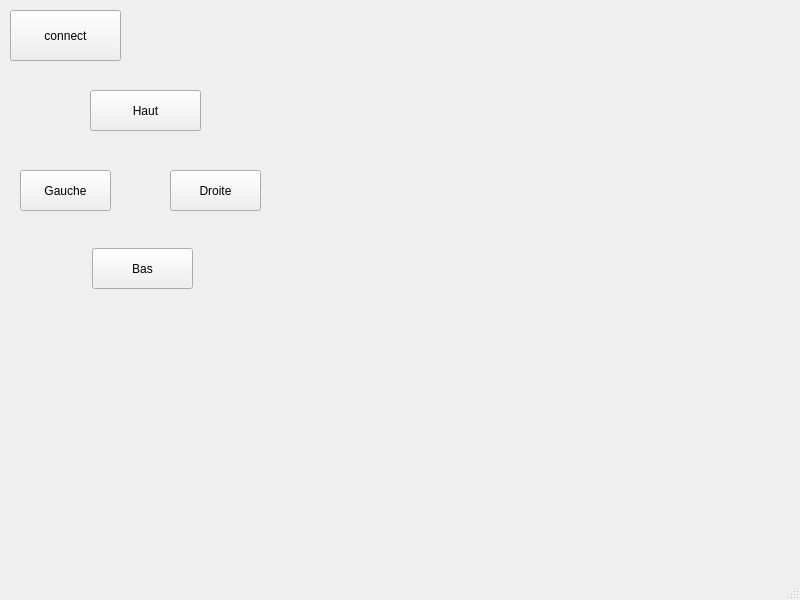
First picture: the form in wifibot/mainwindow.ui, repository DorClem/WIFIbotCleMax, before the edit.
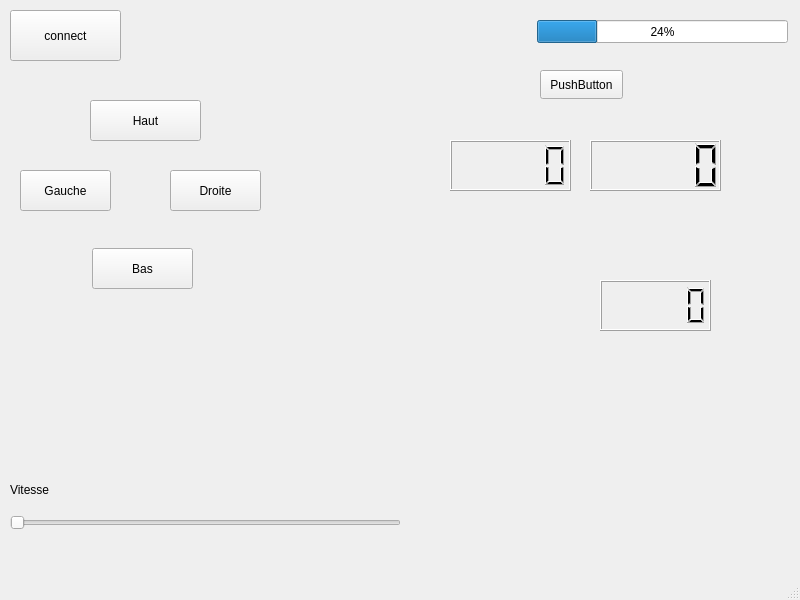
Second picture: the form after the edit.

Commit message:
donnees robot et vitesse
ajout de l'affichage de la batterie et vitesse (console)
changement de vitesse via slider (ne fonctionne pas encore)

```diff
--- a/wifibot/mainwindow.ui
+++ b/wifibot/mainwindow.ui
@@ -40,7 +40,7 @@
      <property name="geometry">
       <rect>
        <x>80</x>
-       <y>20</y>
+       <y>30</y>
        <width>111</width>
        <height>41</height>
       </rect>
@@ -89,8 +89,91 @@
      </property>
     </widget>
    </widget>
-=======
->>>>>>> parent of f0d04c4 (move works !)
+   <widget class="QProgressBar" name="barreBatterie">
+    <property name="geometry">
+     <rect>
+      <x>537</x>
+      <y>20</y>
+      <width>251</width>
+      <height>23</height>
+     </rect>
+    </property>
+    <property name="value">
+     <number>24</number>
+    </property>
+   </widget>
+   <widget class="QPushButton" name="boutonBatterie">
+    <property name="geometry">
+     <rect>
+      <x>540</x>
+      <y>70</y>
+      <width>83</width>
+      <height>29</height>
+     </rect>
+    </property>
+    <property name="text">
+     <string>PushButton</string>
+    </property>
+   </widget>
+   <widget class="QLCDNumber" name="speedLeft">
+    <property name="geometry">
+     <rect>
+      <x>450</x>
+      <y>140</y>
+      <width>121</width>
+      <height>51</height>
+     </rect>
+    </property>
+   </widget>
+   <widget class="QLCDNumber" name="speedRight">
+    <property name="geometry">
+     <rect>
+      <x>590</x>
+      <y>140</y>
+      <width>131</width>
+      <height>51</height>
+     </rect>
+    </property>
+   </widget>
+   <widget class="QSlider" name="speedSlider">
+    <property name="geometry">
+     <rect>
+      <x>10</x>
+      <y>507</y>
+      <width>391</width>
+      <height>31</height>
+     </rect>
+    </property>
+    <property name="maximum">
+     <number>120</number>
+    </property>
+    <property name="orientation">
+     <enum>Qt::Horizontal</enum>
+    </property>
+   </widget>
+   <widget class="QLabel" name="labelSpeed">
+    <property name="geometry">
+     <rect>
+      <x>10</x>
+      <y>480</y>
+      <width>61</width>
+      <height>20</height>
+     </rect>
+    </property>
+    <property name="text">
+     <string>Vitesse</string>
+    </property>
+   </widget>
+   <widget class="QLCDNumber" name="lcdSpeed">
+    <property name="geometry">
+     <rect>
+      <x>600</x>
+      <y>280</y>
+      <width>111</width>
+      <height>51</height>
+     </rect>
+    </property>
+   </widget>
   </widget>
   <widget class="QMenuBar" name="menubar">
    <property name="geometry">
```
The commit also changes 4 other files.
